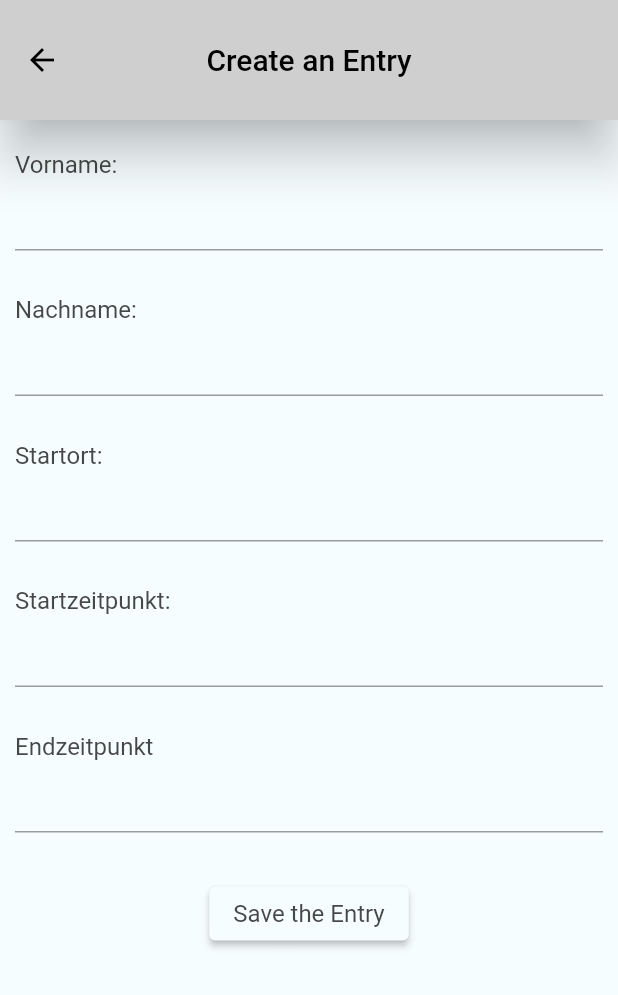
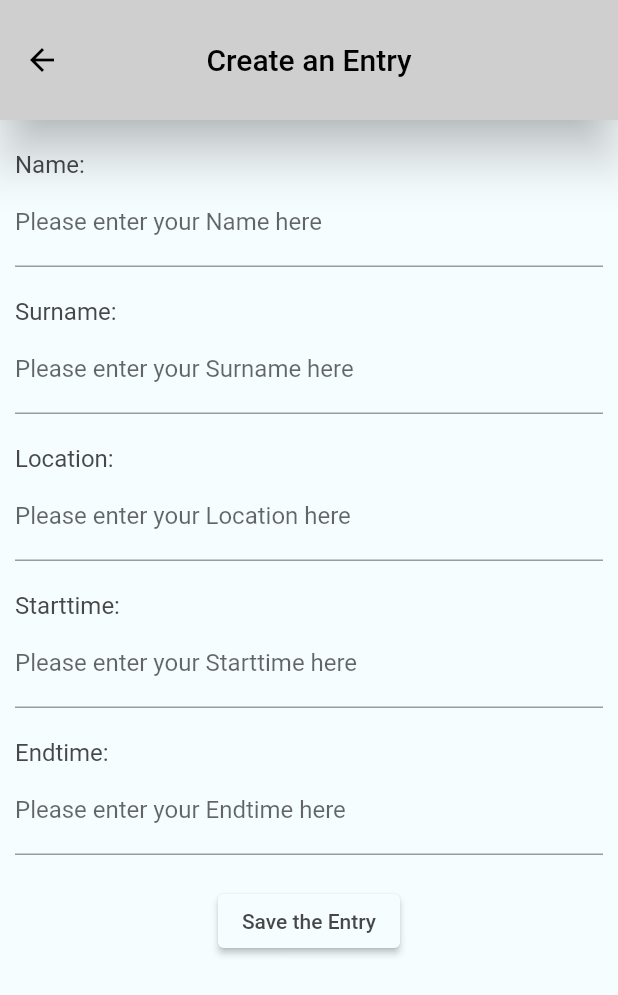
Before and after one commit to FoxH3/droneassistent, a Flutter app: the CreateList screen opened directly, on a phone screen of 412 x 824 dp. Shown: the top 995 px of the screen. Run offline on Flutter 3.47's test engine with Material 2 defaults, Android fonts, the phone set to English and light mode, and no system bars; our stand-ins replace flutter_screenutil, shared_preferences; accounts and stored records are empty.

Commit message:
checklist update

```diff
--- a/lib/Pages/checklist.dart
+++ b/lib/Pages/checklist.dart
@@ -1,7 +1,5 @@
 import '../widgets/appbar.dart';
 import 'package:flutter/material.dart';
-import 'package:shared_preferences/shared_preferences.dart';
-
 import 'createlist.dart';
 import 'viewlist.dart';
 
@@ -26,7 +24,7 @@ class ChecklistState extends State<Checklist> {
               ElevatedButton(
                   // Button welcher zur CreateList Page führt
                   style: ElevatedButton.styleFrom(
-                      minimumSize: const Size(370, 290),
+                      minimumSize: const Size(370, 250),
                       shape: RoundedRectangleBorder(
                           borderRadius: BorderRadius.circular(25)),
                       backgroundColor:
@@ -51,7 +49,7 @@ class ChecklistState extends State<Checklist> {
               ElevatedButton(
                   // Button welcher zur ViewList führt
                   style: ElevatedButton.styleFrom(
-                      minimumSize: const Size(370, 290),
+                      minimumSize: const Size(370, 250),
                       shape: RoundedRectangleBorder(
                           borderRadius: BorderRadius.circular(25)),
                       backgroundColor:
--- a/lib/Pages/createlist.dart
+++ b/lib/Pages/createlist.dart
@@ -1,21 +1,68 @@
 import '../widgets/appbar.dart';
 import 'package:flutter/material.dart';
 import 'package:shared_preferences/shared_preferences.dart';
-
-String vorname = "";
-String nachname = "";
-String startort = "";
-String startzeitpunkt = "";
-String endzeitpunkt = "";
 
 class CreateList extends StatefulWidget {
   const CreateList({Key? key}) : super(key: key);
 
   @override
-  State<CreateList> createState() => ChecklistState();
+  State<CreateList> createState() => _CreateListState();
 }
 
-class ChecklistState extends State<CreateList> {
+class _CreateListState extends State<CreateList> {
+  late TextEditingController _nameController;
+  late TextEditingController _surnameController;
+  late TextEditingController _locationController;
+  late TextEditingController _startController;
+  late TextEditingController _endController;
+  String name = "";
+  String surname = "";
+  String location = "";
+  String start = "";
+  String end = "";
+
+  late SharedPreferences prefs;
+
+  getSharedPreferences() async {
+    prefs = await SharedPreferences.getInstance();
+  }
+
+  @override
+  void initState() {
+    super.initState();
+    _nameController = TextEditingController();
+    _surnameController = TextEditingController();
+    _locationController = TextEditingController();
+    _startController = TextEditingController();
+    _endController = TextEditingController();
+    _savechecklist();
+  }
+
+  _savechecklist() async {
+    //Speichert die eingegebenen Werte lokal
+    prefs = await SharedPreferences.getInstance();
+    prefs.setString(
+      "_name",
+      _nameController.text.toString(),
+    );
+    prefs.setString(
+      "_surname",
+      _surnameController.text.toString(),
+    );
+    prefs.setString(
+      "_location",
+      _locationController.text.toString(),
+    );
+    prefs.setString(
+      "_start",
+      _startController.text.toString(),
+    );
+    prefs.setString(
+      "_end",
+      _endController.text.toString(),
+    );
+  }
+
   @override
   Widget build(BuildContext context) {
     return Scaffold(
@@ -28,40 +75,70 @@ class ChecklistState extends State<CreateList> {
                   children: [
                     Container(
                         alignment: Alignment.centerLeft,
-                        child: Text("Vorname:",
+                        child: Text("Name:",
                             style: Theme.of(context).textTheme.titleMedium)),
-                    const TextField(),
-                    const SizedBox(height: 30),
+                    TextField(
+                      controller: _nameController,
+                      decoration: const InputDecoration(
+                          labelText: "Please enter your Name here"),
+                    ),
+                    const SizedBox(height: 20),
                     Container(
                         alignment: Alignment.centerLeft,
-                        child: Text("Nachname:",
+                        child: Text("Surname:",
                             style: Theme.of(context).textTheme.titleMedium)),
-                    const TextField(),
-                    const SizedBox(height: 30),
+                    TextField(
+                      controller: _surnameController,
+                      decoration: const InputDecoration(
+                          labelText: "Please enter your Surname here"),
+                    ),
+                    const SizedBox(height: 20),
                     Container(
                         alignment: Alignment.centerLeft,
-                        child: Text("Startort:",
+                        child: Text("Location:",
                             style: Theme.of(context).textTheme.titleMedium)),
-                    const TextField(),
-                    const SizedBox(height: 30),
+                    TextField(
+                      controller: _locationController,
+                      decoration: const InputDecoration(
+                          labelText: "Please enter your Location here"),
+                    ),
+                    const SizedBox(height: 20),
                     Container(
                         alignment: Alignment.centerLeft,
-                        child: Text("Startzeitpunkt:",
+                        child: Text("Starttime:",
                             style: Theme.of(context).textTheme.titleMedium)),
-                    const TextField(),
-                    const SizedBox(height: 30),
+                    TextField(
+                      controller: _startController,
+                      decoration: const InputDecoration(
+                          labelText: "Please enter your Starttime here"),
+                    ),
+                    const SizedBox(height: 20),
                     Container(
                         alignment: Alignment.centerLeft,
-                        child: Text("Endzeitpunkt",
+                        child: Text("Endtime:",
                             style: Theme.of(context).textTheme.titleMedium)),
-                    const TextField(),
-                    const SizedBox(height: 30),
+                    TextField(
+                      controller: _endController,
+                      decoration: const InputDecoration(
+                          labelText: "Please enter your Endtime here"),
+                    ),
+                    const SizedBox(height: 20),
                     ElevatedButton(
-                        onPressed: () {},
+                        onPressed: () async {
+                          _savechecklist();
+                          ScaffoldMessenger.of(context).showSnackBar(
+                            const SnackBar(
+                                backgroundColor: Colors.green,
+                                content: Text(
+                                  'Entry was saved',
+                                  textAlign: TextAlign.center,
+                                )),
+                          );
+                        },
                         child: Text(
                           "Save the Entry",
-                          style: Theme.of(context).textTheme.titleMedium,
-                        ))
+                          style: Theme.of(context).textTheme.bodyLarge,
+                        )),
                   ],
                 ))));
   }
--- a/lib/config/palette.dart
+++ b/lib/config/palette.dart
@@ -25,7 +25,7 @@ class Palette with ChangeNotifier {
         color: Color(0xFFF6FDFF),
       ), // Sliding Panel
       bodyLarge: TextStyle(
-        color: Color(0xFFF6FDFF),
+        color: Color(0xE6333333),
       ), // Haupttext
       bodyMedium: TextStyle(
         color: Colors.black,
@@ -60,7 +60,7 @@ class Palette with ChangeNotifier {
         color: Color(0xFFF6FDFF),
       ), // Sliding Panel
       bodyLarge: TextStyle(
-        color: Colors.black,
+        color: Color(0xE6333333),
       ), // Haupttext (Light = Black - Dark = Weiß)
       bodyMedium: TextStyle(
         color: Color(0xFFF6FDFF),
--- a/lib/main.dart
+++ b/lib/main.dart
@@ -158,7 +158,7 @@ class MyHomePageState extends State<MyHomePage> {
                     ElevatedButton(
                         // Button welcher zur No Fly Map führt
                         style: ElevatedButton.styleFrom(
-                            minimumSize: const Size(370, 290),
+                            minimumSize: const Size(370, 250),
                             shape: RoundedRectangleBorder(
                                 borderRadius: BorderRadius.circular(25)),
                             backgroundColor:
@@ -183,7 +183,7 @@ class MyHomePageState extends State<MyHomePage> {
                     ElevatedButton(
                         // Button welcher zur Checklist Page führt
                         style: ElevatedButton.styleFrom(
-                            minimumSize: const Size(370, 290),
+                            minimumSize: const Size(370, 250),
                             shape: RoundedRectangleBorder(
                                 borderRadius: BorderRadius.circular(25)),
                             backgroundColor:
```
Also changed, not shown: app_flutter/checklist.txt (added).
